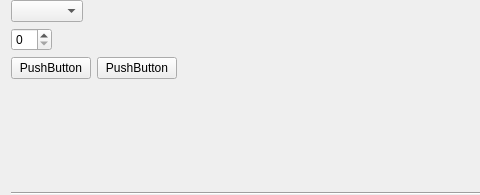
LBHB/NEMS0, file nems/gui_new/model_browser/ui/layer_area.ui: the form before one commit; both pictures show x 0 to 480 and y 0 to 195 of the 929 by 195 pixel window.
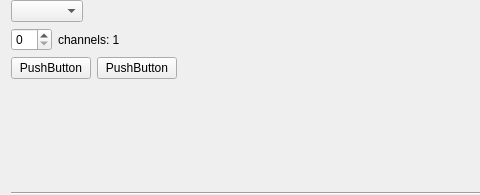
The form after the commit. Custom widgets are drawn as their Qt base class.

Commit message: add channel selection

Patch:
```diff
--- a/nems/gui_new/model_browser/ui/layer_area.ui
+++ b/nems/gui_new/model_browser/ui/layer_area.ui
@@ -35,6 +35,8 @@
         </widget>
        </item>
        <item>
+        <layout class="QHBoxLayout" name="horizontalLayout">
+         <item>
         <widget class="QSpinBox" name="spinBox">
          <property name="sizePolicy">
           <sizepolicy hsizetype="Maximum" vsizetype="Fixed">
@@ -43,6 +45,28 @@
           </sizepolicy>
          </property>
         </widget>
+         </item>
+         <item>
+          <widget class="QLabel" name="label">
+           <property name="text">
+            <string>channels: 1</string>
+           </property>
+          </widget>
+         </item>
+         <item>
+          <spacer name="horizontalSpacer_2">
+           <property name="orientation">
+            <enum>Qt::Horizontal</enum>
+           </property>
+           <property name="sizeHint" stdset="0">
+            <size>
+             <width>40</width>
+             <height>20</height>
+            </size>
+           </property>
+          </spacer>
+         </item>
+        </layout>
        </item>
        <item>
         <layout class="QHBoxLayout" name="horizontalLayout_2">
```
Lines whose indentation alone changed are shown as unchanged. The commit also changes 3 other files.
